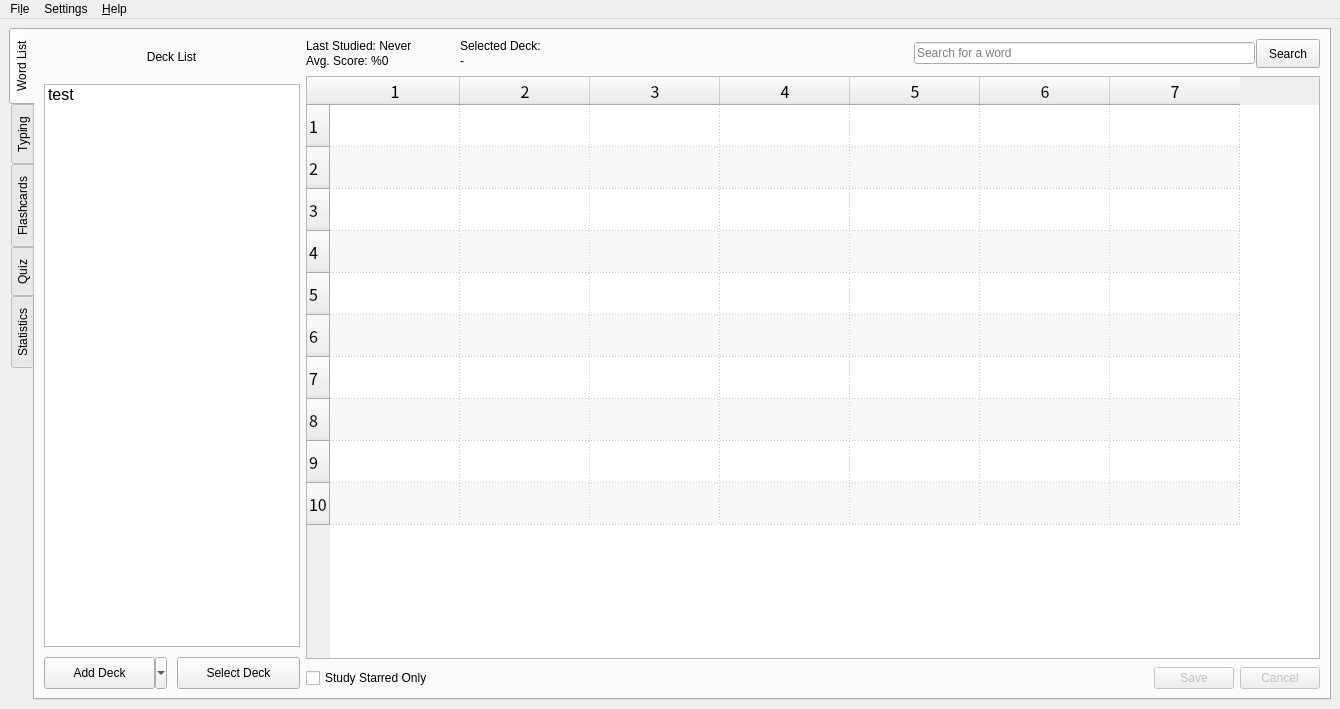
The window that cjk-trainer/ui/MainWindow.ui (mruiz42/cjk-trainer) describes before a commit, drawn with Qt 5.
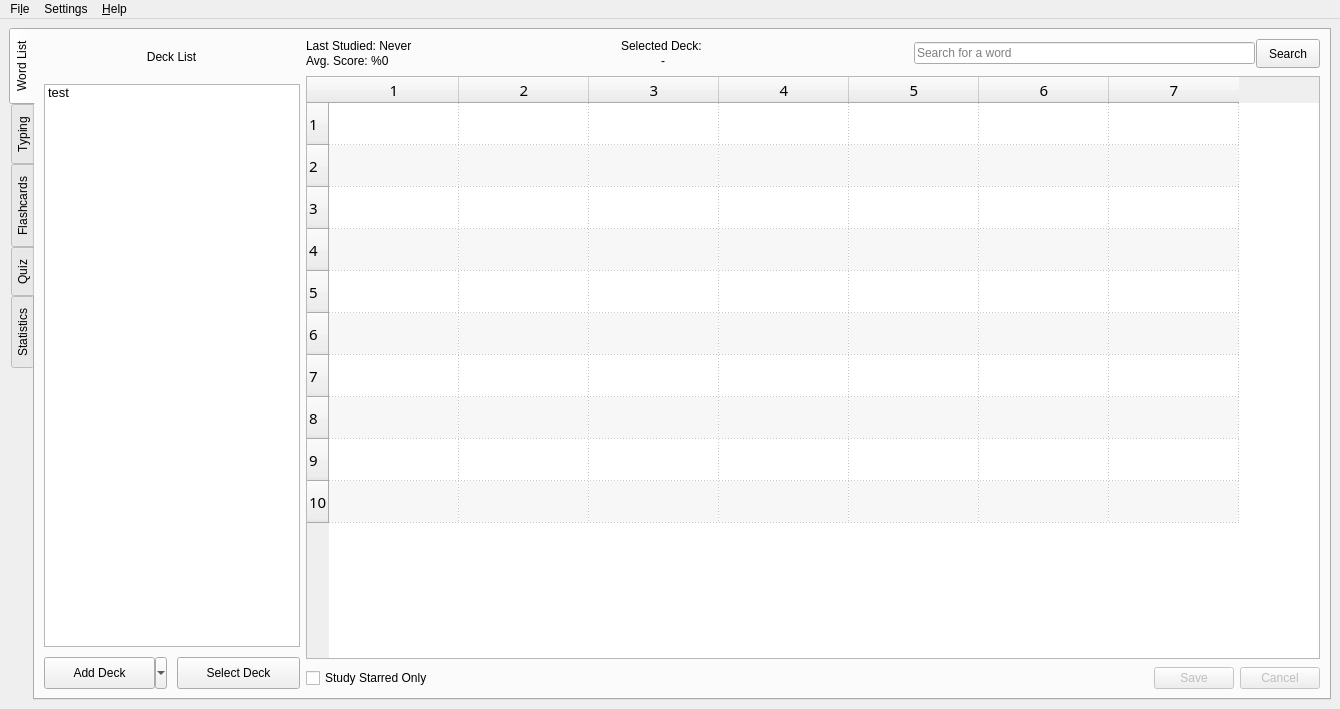
The same window after the commit. Icons and pictures are not drawn.

Commit message: ui tweaks, fixing csv->sql import

What changed in the file:
```diff
--- a/cjk-trainer/ui/MainWindow.ui
+++ b/cjk-trainer/ui/MainWindow.ui
@@ -182,7 +182,7 @@
               </property>
               <property name="font">
                <font>
-                <pointsize>12</pointsize>
+                <pointsize>10</pointsize>
                </font>
               </property>
               <property name="contextMenuPolicy">
@@ -348,7 +348,7 @@
                    <string>Selected Deck: </string>
                   </property>
                   <property name="alignment">
-                   <set>Qt::AlignLeading|Qt::AlignLeft|Qt::AlignVCenter</set>
+                   <set>Qt::AlignCenter</set>
                   </property>
                  </widget>
                 </item>
@@ -357,6 +357,9 @@
                   <property name="text">
                    <string>-</string>
                   </property>
+                  <property name="alignment">
+                   <set>Qt::AlignCenter</set>
+                  </property>
                  </widget>
                 </item>
                </layout>
@@ -440,8 +443,8 @@
               </property>
               <property name="font">
                <font>
-                <family>Noto Sans CJK JP</family>
-                <pointsize>12</pointsize>
+                <family>Noto Sans CJK HK Thin</family>
+                <pointsize>11</pointsize>
                </font>
               </property>
               <property name="focusPolicy">
```
The commit also changes 5 other files.
